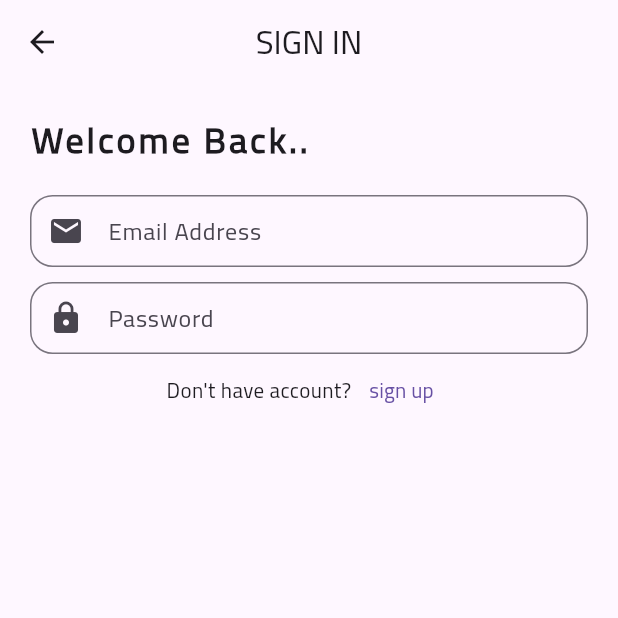
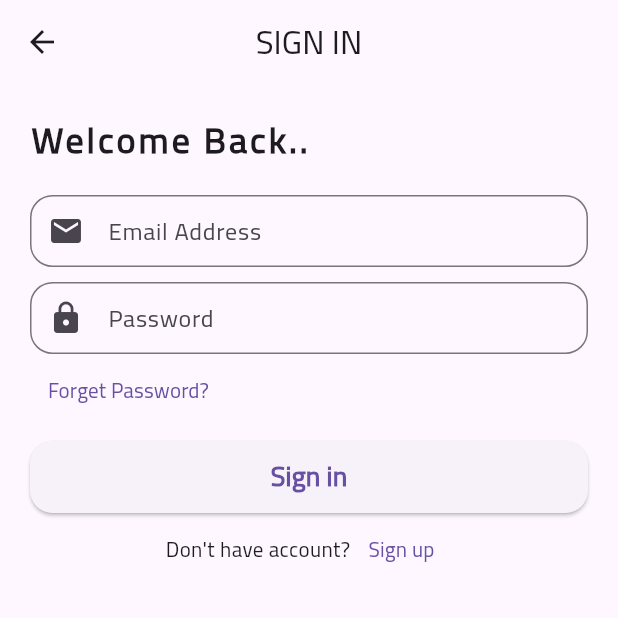
Before and after one commit to Jalambo-Dev/mastering_api_flutter, a Flutter app: the SignInScreen screen opened by its route, on a phone screen of 412 x 824 dp, the top half of it. Run offline on Flutter 3.47's test engine with Material 3 defaults, Android fonts, the phone set to English and light mode, and no system bars.

```diff
--- a/lib/screens/sign_in_screen.dart
+++ b/lib/screens/sign_in_screen.dart
@@ -1,4 +1,6 @@
 import 'package:flutter/material.dart';
+import 'package:mastering_api_flutter/widgets/elevated_button_widget.dart';
+import 'package:mastering_api_flutter/widgets/forget_password_widget.dart';
 import 'package:mastering_api_flutter/widgets/text_form_field_widget.dart';
 import 'package:mastering_api_flutter/widgets/text_header_widget.dart';
 
@@ -33,6 +35,7 @@ class _SignInScreenState extends State<SignInScreen> {
               hintText: "Email Address",
               obscureText: false,
               prefixIcon: Icons.email,
+              textInputType: TextInputType.emailAddress,
             ),
 
             const SizedBox(height: 10),
@@ -42,7 +45,16 @@ class _SignInScreenState extends State<SignInScreen> {
               hintText: "Password",
               obscureText: true,
               prefixIcon: Icons.lock,
+              textInputType: TextInputType.visiblePassword,
             ),
+
+            // Froget Password text button
+            const ForgetPasswordWidget(),
+
+            const SizedBox(height: 10),
+
+            // sign in button
+            const ElevatedButtonWidget(text: "Sign in"),
 
             Row(
               mainAxisAlignment: MainAxisAlignment.center,
@@ -53,7 +65,7 @@ class _SignInScreenState extends State<SignInScreen> {
                 // sign up text button
                 TextButton(
                   onPressed: () => Navigator.pushNamed(context, '/sign_up'),
-                  child: const Text("sign up"),
+                  child: const Text("Sign up"),
                 ),
               ],
             ),
--- /dev/null
+++ b/lib/widgets/elevated_button_widget.dart
@@ -0,0 +1,30 @@
+import 'package:flutter/material.dart';
+
+class ElevatedButtonWidget extends StatelessWidget {
+  const ElevatedButtonWidget({
+    super.key,
+    required this.text,
+  });
+
+  final String text;
+
+  @override
+  Widget build(BuildContext context) {
+    return ElevatedButton(
+      style: ElevatedButton.styleFrom(
+        minimumSize: const Size(double.infinity, 48),
+        shape: RoundedRectangleBorder(
+          borderRadius: BorderRadius.circular(15),
+        ),
+      ),
+      onPressed: () => (),
+      child: Text(
+        text,
+        style: const TextStyle(
+          fontSize: 18,
+          fontWeight: FontWeight.bold,
+        ),
+      ),
+    );
+  }
+}
--- /dev/null
+++ b/lib/widgets/forget_password_widget.dart
@@ -0,0 +1,18 @@
+import 'package:flutter/material.dart';
+
+class ForgetPasswordWidget extends StatelessWidget {
+  const ForgetPasswordWidget({
+    super.key,
+  });
+
+  @override
+  Widget build(BuildContext context) {
+    return TextButton(
+      onPressed: () => (),
+      child: const Text(
+        "Forget Password?",
+        textAlign: TextAlign.end,
+      ),
+    );
+  }
+}
--- a/lib/widgets/text_form_field_widget.dart
+++ b/lib/widgets/text_form_field_widget.dart
@@ -5,16 +5,18 @@ class TextFormFieldWidget extends StatelessWidget {
     super.key,
     required this.hintText,
     required this.obscureText,
-    required this.prefixIcon,
+    required this.prefixIcon, required this.textInputType,
   });
 
   final String hintText;
   final bool obscureText;
   final IconData prefixIcon;
+  final TextInputType textInputType;
 
   @override
   Widget build(BuildContext context) {
     return TextFormField(
+      keyboardType: textInputType,
       obscureText: obscureText,
       decoration: InputDecoration(
         prefixIcon: Icon(prefixIcon),
--- a/pubspec.yaml
+++ b/pubspec.yaml
@@ -44,9 +44,8 @@ flutter:
 
   # To add Flutter specific assets to your application, add an assets section,
   # like this:
-  # assets:
-  #   - images/a_dot_burr.jpeg
-  #   - images/a_dot_ham.jpeg
+  assets:
+    - images/
 
   # An image asset can refer to one or more resolution-specific "variants", see
   # https://flutter.dev/assets-and-images/#resolution-aware
```
Also changed, not shown: lib/main.dart (+15 -1 lines), lib/screens/profile_screen.dart (+39 -3 lines), lib/screens/sign_up_screen.dart (+100 -3 lines), lib/widgets/pick_image_widget.dart (added, +45 -0 lines), images/images.png (added).
